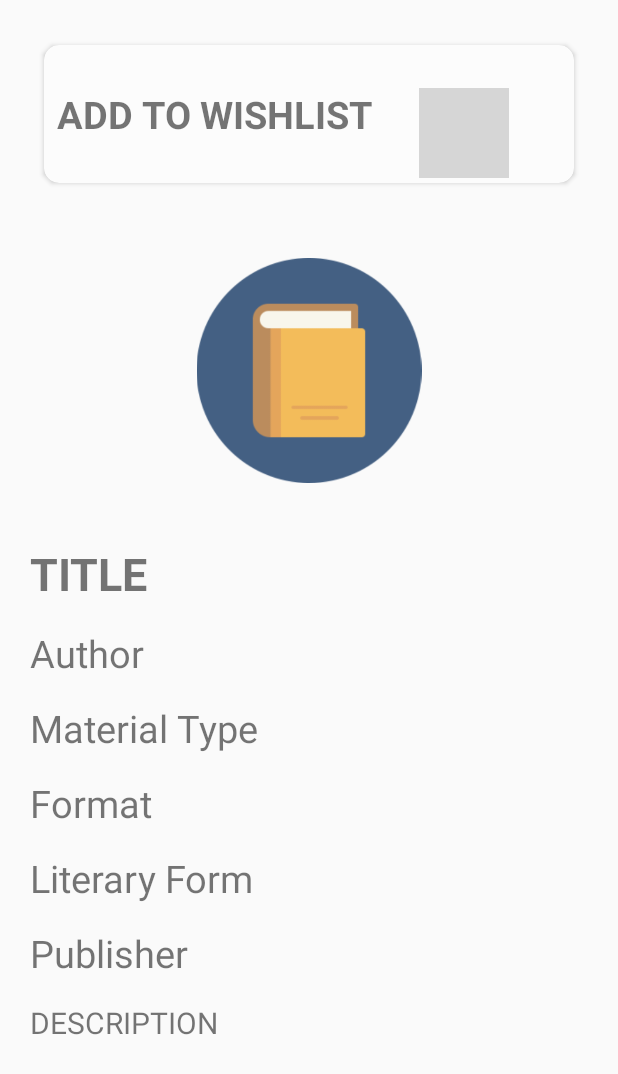
After one commit to smitdetroja96/RCTMP, an Android app: the ViewDetials screen opened directly, with no data from a screen before it, on a phone screen of 412 x 824 dp. The commit adds this screen. Shown: the top 1074 px of the screen. Run offline under Robolectric (Android 15) with nearby library versions, the phone set to English and light mode, and no system bars; grey boxes are pictures that could not be loaded.

Commit message:
Book Detials

```diff
--- a/app/src/main/AndroidManifest.xml
+++ b/app/src/main/AndroidManifest.xml
@@ -9,10 +9,11 @@
         android:roundIcon="@mipmap/ic_launcher_round"
         android:supportsRtl="true"
         android:theme="@style/AppTheme">
-        <activity android:name=".SearchingActivity"></activity>
+        <activity android:name=".ViewDetials"></activity>
+        <activity android:name=".SearchingActivity" />
         <activity
             android:name=".DrawerActivityLayout"
-            android:theme="@style/AppTheme.NoActionBar"></activity>
+            android:theme="@style/AppTheme.NoActionBar" />
         <activity android:name=".MainActivity">
             <intent-filter>
                 <action android:name="android.intent.action.MAIN" />
--- a/app/src/main/java/com/example/rctmp/ListAdapter.java
+++ b/app/src/main/java/com/example/rctmp/ListAdapter.java
@@ -66,6 +66,7 @@ public class ListAdapter extends  RecyclerView.Adapter<ListAdapter.MyViewHolder>
             contextMenu.setHeaderTitle("Select An Option");
             contextMenu.add(this.getAdapterPosition(),1,0,"Menu1");
             contextMenu.add(this.getAdapterPosition(),2,0,"Menu2");
+            contextMenu.add(this.getAdapterPosition(),3,0,"More Details");
         }
     }
 
--- a/app/src/main/java/com/example/rctmp/SearchingActivity.java
+++ b/app/src/main/java/com/example/rctmp/SearchingActivity.java
@@ -1,5 +1,6 @@
 package com.example.rctmp;
 
+import android.content.Intent;
 import android.support.design.widget.Snackbar;
 import android.support.v7.app.AppCompatActivity;
 import android.os.Bundle;
@@ -110,7 +111,11 @@ public class SearchingActivity extends AppCompatActivity  implements AdapterView
         {
             displayMessage("Menu2 Clicked...");
         }
-
+        else if(item.getItemId()==3)
+        {
+            Intent i = new Intent(SearchingActivity.this,ViewDetials.class);
+            startActivity(i);
+        }
 
         return super.onContextItemSelected(item);
     }
--- /dev/null
+++ b/app/src/main/java/com/example/rctmp/ViewDetials.java
@@ -0,0 +1,13 @@
+package com.example.rctmp;
+
+import android.support.v7.app.AppCompatActivity;
+import android.os.Bundle;
+
+public class ViewDetials extends AppCompatActivity {
+
+    @Override
+    protected void onCreate(Bundle savedInstanceState) {
+        super.onCreate(savedInstanceState);
+        setContentView(R.layout.activity_view_detials);
+    }
+}
--- /dev/null
+++ b/app/src/main/res/layout/activity_view_detials.xml
@@ -0,0 +1,147 @@
+<?xml version="1.0" encoding="utf-8"?>
+<ScrollView xmlns:android="http://schemas.android.com/apk/res/android"
+    xmlns:app="http://schemas.android.com/apk/res-auto"
+    xmlns:tools="http://schemas.android.com/tools"
+    android:layout_width="match_parent"
+    android:layout_height="match_parent"
+    xmlns:card_view="http://schemas.android.com/tools"
+    android:orientation="vertical"
+    android:layout_marginTop="20dp"
+    android:layout_marginLeft="20dp"
+    android:layout_marginRight="20dp"
+    android:layout_marginBottom="20dp"
+    tools:context=".ViewDetials">
+
+    <RelativeLayout
+        android:layout_width="wrap_content"
+        android:layout_height="wrap_content"
+        android:layout_gravity="center_horizontal"
+        >
+
+        <android.support.v7.widget.CardView
+            android:id="@+id/cv_book_details"
+            android:layout_width="match_parent"
+            android:layout_height="wrap_content"
+            android:layout_margin="4dp"
+            app:cardBackgroundColor="#fcfcfc"
+            app:cardCornerRadius="10dp"
+            app:cardUseCompatPadding="true"
+            app:contentPadding="3dp"
+            card_view:cardCornerRadius="10dp"
+            card_view:cardElevation="3dp"
+            card_view:cardUseCompatPadding="true">
+
+            <android.support.constraint.ConstraintLayout
+                android:layout_width="match_parent"
+                android:layout_height="wrap_content">
+
+
+                <TextView
+                    android:id="@+id/tv_book_details"
+                    android:layout_width="wrap_content"
+                    android:layout_height="wrap_content"
+                    android:layout_margin="5dp"
+                    android:text="ADD TO WISHLIST"
+                    android:textSize="25dp"
+                    android:textStyle="bold"
+                    app:layout_constraintBottom_toBottomOf="parent"
+                    app:layout_constraintLeft_toLeftOf="parent"
+                    app:layout_constraintTop_toTopOf="parent" />
+
+                <ImageView
+                    android:id="@+id/iv_wish_list"
+                    android:layout_width="60dp"
+                    android:layout_height="60dp"
+                    android:layout_marginLeft="30dp"
+                    android:textSize="24sp"
+                    android:src="@drawable/ic_add_to_wishlist"
+                    android:textStyle="bold"
+                    app:layout_constraintLeft_toRightOf="@+id/tv_book_details"
+                    app:layout_constraintTop_toTopOf="@+id/tv_book_details" />
+
+
+            </android.support.constraint.ConstraintLayout>
+
+
+        </android.support.v7.widget.CardView>
+
+        <ImageView
+            android:id="@+id/ivIcon"
+            android:layout_marginTop="40dp"
+            android:layout_below="@+id/cv_book_details"
+            android:layout_width="match_parent"
+            android:layout_height="150dp"
+            android:layout_gravity="center_horizontal"
+            android:src="@drawable/book"
+            />
+
+        <TextView
+            android:id="@+id/tv_title"
+            android:layout_marginTop="40dp"
+            android:layout_below="@+id/ivIcon"
+            android:layout_width="match_parent"
+            android:layout_height="wrap_content"
+            android:text="TITLE"
+            android:textSize="30dp"
+            android:textStyle="bold"
+            />
+
+        <TextView
+            android:id="@+id/tv_author"
+            android:layout_width="match_parent"
+            android:layout_height="wrap_content"
+            android:layout_marginTop="15dp"
+            android:layout_below="@+id/tv_title"
+            android:text="Author"
+            android:textSize="25dp"/>
+
+        <TextView
+            android:id="@+id/tv_material_type"
+            android:layout_width="match_parent"
+            android:layout_height="wrap_content"
+            android:layout_marginTop="15dp"
+            android:layout_below="@+id/tv_author"
+            android:text="Material Type"
+            android:textSize="25dp"/>
+
+        <TextView
+            android:id="@+id/tv_format"
+            android:layout_width="match_parent"
+            android:layout_height="wrap_content"
+            android:layout_marginTop="15dp"
+            android:layout_below="@+id/tv_material_type"
+            android:text="Format"
+            android:textSize="25dp"/>
+
+        <TextView
+            android:id="@+id/tv_literary_form"
+            android:layout_width="match_parent"
+            android:layout_height="wrap_content"
+            android:layout_marginTop="15dp"
+            android:layout_below="@+id/tv_format"
+            android:text="Literary Form"
+            android:textSize="25dp"/>
+
+        <TextView
+            android:id="@+id/tv_publisher"
+            android:layout_width="match_parent"
+            android:layout_height="wrap_content"
+            android:layout_marginTop="15dp"
+            android:layout_below="@+id/tv_literary_form"
+            android:text="Publisher"
+            android:textSize="25dp"/>
+
+        <TextView
+            android:id="@+id/tv_description"
+            android:layout_width="match_parent"
+            android:layout_height="wrap_content"
+            android:layout_marginTop="15dp"
+            android:layout_below="@+id/tv_publisher"
+            android:text="DESCRIPTION"
+            android:textSize="20dp"/>
+
+
+    </RelativeLayout>
+
+
+</ScrollView>
```
